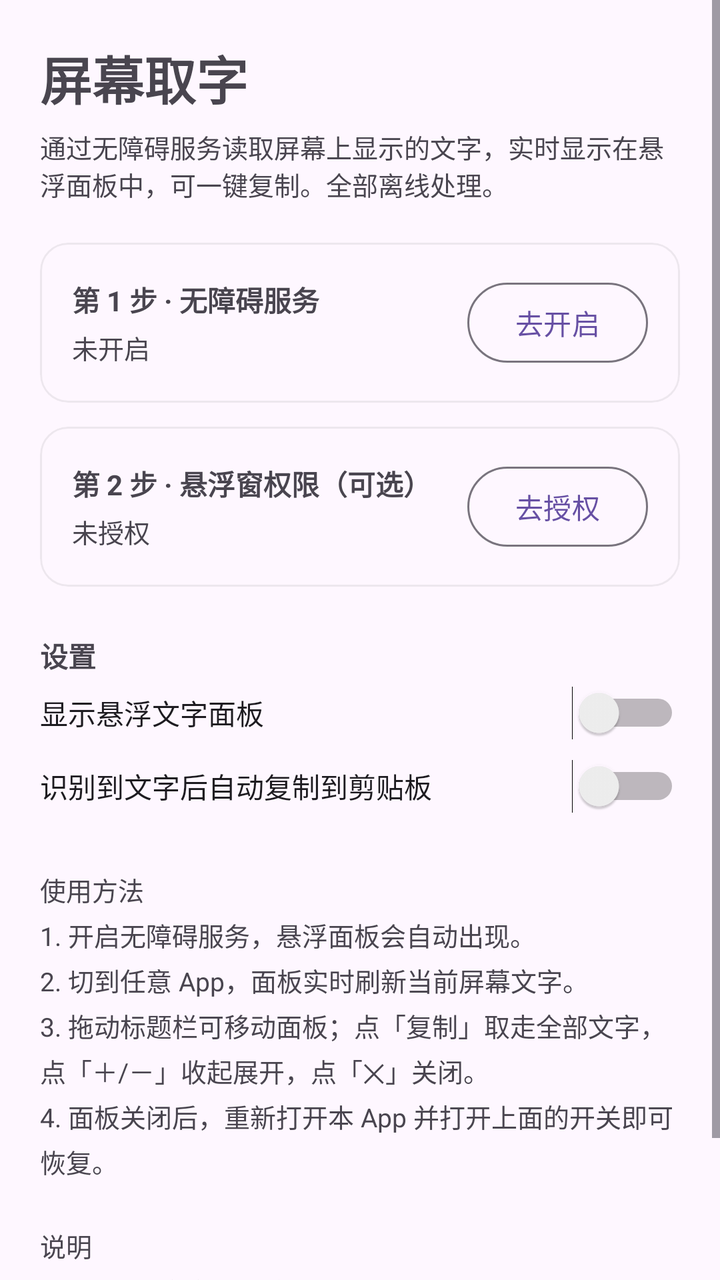
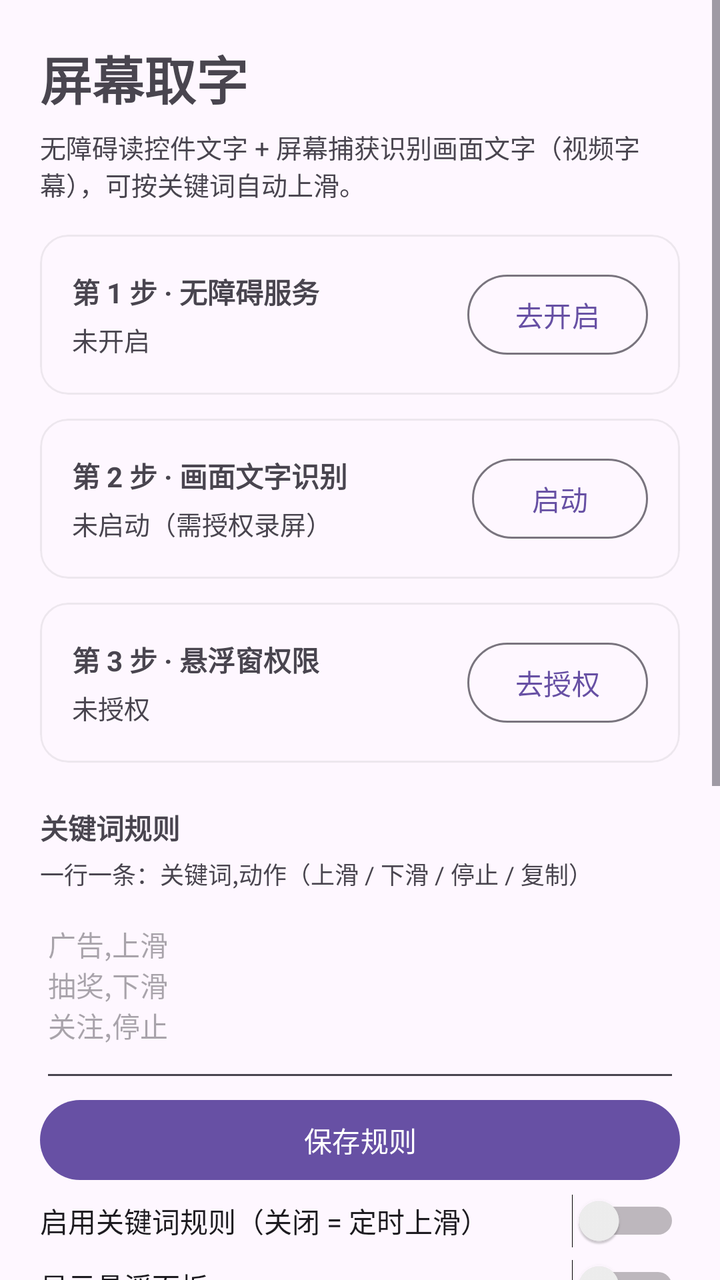

The first picture is an Android layout as it rendered before a commit; the second is the same layout after the commit. The layout source and the unified diff follow.
<!-- AndroidManifest.xml: application theme Theme.ScreenRead -->
<!-- res/layout/activity_main.xml -->
<?xml version="1.0" encoding="utf-8"?>
<ScrollView xmlns:android="http://schemas.android.com/apk/res/android"
    xmlns:app="http://schemas.android.com/apk/res-auto"
    android:layout_width="match_parent"
    android:layout_height="match_parent"
    android:fillViewport="true">

    <LinearLayout
        android:layout_width="match_parent"
        android:layout_height="wrap_content"
        android:orientation="vertical"
        android:padding="20dp">

        <TextView
            android:layout_width="wrap_content"
            android:layout_height="wrap_content"
            android:text="屏幕取字"
            android:textSize="26sp"
            android:textStyle="bold" />

        <TextView
            android:layout_width="match_parent"
            android:layout_height="wrap_content"
            android:layout_marginTop="6dp"
            android:text="通过无障碍服务读取屏幕上显示的文字，实时显示在悬浮面板中，可一键复制。全部离线处理。"
            android:textSize="13sp" />

        <com.google.android.material.card.MaterialCardView
            android:layout_width="match_parent"
            android:layout_height="wrap_content"
            android:layout_marginTop="20dp"
            app:cardCornerRadius="14dp"
            app:cardElevation="0dp"
            app:strokeWidth="1dp"
            app:strokeColor="#22808080">

            <LinearLayout
                android:layout_width="match_parent"
                android:layout_height="wrap_content"
                android:gravity="center_vertical"
                android:orientation="horizontal"
                android:padding="16dp">

                <LinearLayout
                    android:layout_width="0dp"
                    android:layout_height="wrap_content"
                    android:layout_weight="1"
                    android:orientation="vertical">

                    <TextView
                        android:layout_width="wrap_content"
                        android:layout_height="wrap_content"
                        android:text="第 1 步 · 无障碍服务"
                        android:textStyle="bold" />

                    <TextView
                        android:id="@+id/statusA11y"
                        android:layout_width="wrap_content"
                        android:layout_height="wrap_content"
                        android:layout_marginTop="4dp"
                        android:text="未开启"
                        android:textSize="13sp" />
                </LinearLayout>

                <Button
                    android:id="@+id/btnA11y"
                    style="?attr/materialButtonOutlinedStyle"
                    android:layout_width="wrap_content"
                    android:layout_height="wrap_content"
                    android:text="去开启" />
            </LinearLayout>
        </com.google.android.material.card.MaterialCardView>

        <com.google.android.material.card.MaterialCardView
            android:layout_width="match_parent"
            android:layout_height="wrap_content"
            android:layout_marginTop="12dp"
            app:cardCornerRadius="14dp"
            app:cardElevation="0dp"
            app:strokeWidth="1dp"
            app:strokeColor="#22808080">

            <LinearLayout
                android:layout_width="match_parent"
                android:layout_height="wrap_content"
                android:gravity="center_vertical"
                android:orientation="horizontal"
                android:padding="16dp">

                <LinearLayout
                    android:layout_width="0dp"
                    android:layout_height="wrap_content"
                    android:layout_weight="1"
                    android:orientation="vertical">

                    <TextView
                        android:layout_width="wrap_content"
                        android:layout_height="wrap_content"
                        android:text="第 2 步 · 悬浮窗权限（可选）"
                        android:textStyle="bold" />

                    <TextView
                        android:id="@+id/statusOverlay"
                        android:layout_width="wrap_content"
                        android:layout_height="wrap_content"
                        android:layout_marginTop="4dp"
                        android:text="未授权"
                        android:textSize="13sp" />
                </LinearLayout>

                <Button
                    android:id="@+id/btnOverlay"
                    style="?attr/materialButtonOutlinedStyle"
                    android:layout_width="wrap_content"
                    android:layout_height="wrap_content"
                    android:text="去授权" />
            </LinearLayout>
        </com.google.android.material.card.MaterialCardView>

        <TextView
            android:layout_width="wrap_content"
            android:layout_height="wrap_content"
            android:layout_marginTop="24dp"
            android:text="设置"
            android:textStyle="bold" />

        <Switch
            android:id="@+id/swPanel"
            android:layout_width="match_parent"
            android:layout_height="wrap_content"
            android:paddingTop="8dp"
            android:paddingBottom="8dp"
            android:text="显示悬浮文字面板" />

        <Switch
            android:id="@+id/swAutoCopy"
            android:layout_width="match_parent"
            android:layout_height="wrap_content"
            android:paddingTop="8dp"
            android:paddingBottom="8dp"
            android:text="识别到文字后自动复制到剪贴板" />

        <TextView
            android:layout_width="match_parent"
            android:layout_height="wrap_content"
            android:layout_marginTop="24dp"
            android:lineSpacingExtra="4dp"
            android:text="使用方法&#10;1. 开启无障碍服务，悬浮面板会自动出现。&#10;2. 切到任意 App，面板实时刷新当前屏幕文字。&#10;3. 拖动标题栏可移动面板；点「复制」取走全部文字，点「＋/－」收起展开，点「✕」关闭。&#10;4. 面板关闭后，重新打开本 App 并打开上面的开关即可恢复。&#10;&#10;说明&#10;• 只读取有文字属性的控件，不改动任何数据，不联网。&#10;• 部分自绘界面（部分聊天列表、短视频、游戏）没有文字节点，读不到属于正常现象。"
            android:textSize="13sp" />
    </LinearLayout>
</ScrollView>
<!-- resources referenced by this layout -->
<resources>
  <style name="Theme.ScreenRead" parent="Theme.Material3.DayNight.NoActionBar" />
</resources>

<!-- the commit's change to res/layout/activity_main.xml (unified diff, before → after) -->
@@ -22,13 +22,13 @@
             android:layout_width="match_parent"
             android:layout_height="wrap_content"
             android:layout_marginTop="6dp"
-            android:text="通过无障碍服务读取屏幕上显示的文字，实时显示在悬浮面板中，可一键复制。全部离线处理。"
+            android:text="无障碍读控件文字 + 屏幕捕获识别画面文字（视频字幕），可按关键词自动上滑。"
             android:textSize="13sp" />
 
         <com.google.android.material.card.MaterialCardView
             android:layout_width="match_parent"
             android:layout_height="wrap_content"
-            android:layout_marginTop="20dp"
+            android:layout_marginTop="16dp"
             app:cardCornerRadius="14dp"
             app:cardElevation="0dp"
             app:strokeWidth="1dp"
@@ -96,7 +96,53 @@
                     <TextView
                         android:layout_width="wrap_content"
                         android:layout_height="wrap_content"
-                        android:text="第 2 步 · 悬浮窗权限（可选）"
+                        android:text="第 2 步 · 画面文字识别"
+                        android:textStyle="bold" />
+
+                    <TextView
+                        android:id="@+id/statusOcr"
+                        android:layout_width="wrap_content"
+                        android:layout_height="wrap_content"
+                        android:layout_marginTop="4dp"
+                        android:text="未启动（需授权录屏）"
+                        android:textSize="13sp" />
+                </LinearLayout>
+
+                <Button
+                    android:id="@+id/btnOcr"
+                    style="?attr/materialButtonOutlinedStyle"
+                    android:layout_width="wrap_content"
+                    android:layout_height="wrap_content"
+                    android:text="启动" />
+            </LinearLayout>
+        </com.google.android.material.card.MaterialCardView>
+
+        <com.google.android.material.card.MaterialCardView
+            android:layout_width="match_parent"
+            android:layout_height="wrap_content"
+            android:layout_marginTop="12dp"
+            app:cardCornerRadius="14dp"
+            app:cardElevation="0dp"
+            app:strokeWidth="1dp"
+            app:strokeColor="#22808080">
+
+            <LinearLayout
+                android:layout_width="match_parent"
+                android:layout_height="wrap_content"
+                android:gravity="center_vertical"
+                android:orientation="horizontal"
+                android:padding="16dp">
+
+                <LinearLayout
+                    android:layout_width="0dp"
+                    android:layout_height="wrap_content"
+                    android:layout_weight="1"
+                    android:orientation="vertical">
+
+                    <TextView
+                        android:layout_width="wrap_content"
+                        android:layout_height="wrap_content"
+                        android:text="第 3 步 · 悬浮窗权限"
                         android:textStyle="bold" />
 
                     <TextView
@@ -120,32 +166,64 @@
         <TextView
             android:layout_width="wrap_content"
             android:layout_height="wrap_content"
-            android:layout_marginTop="24dp"
-            android:text="设置"
+            android:layout_marginTop="22dp"
+            android:text="关键词规则"
             android:textStyle="bold" />
+
+        <TextView
+            android:layout_width="match_parent"
+            android:layout_height="wrap_content"
+            android:layout_marginTop="4dp"
+            android:text="一行一条：关键词,动作（上滑 / 下滑 / 停止 / 复制）"
+            android:textSize="12sp" />
+
+        <EditText
+            android:id="@+id/etRules"
+            android:layout_width="match_parent"
+            android:layout_height="wrap_content"
+            android:layout_marginTop="6dp"
+            android:gravity="top|start"
+            android:hint="广告,上滑&#10;抽奖,下滑&#10;关注,停止"
+            android:inputType="textMultiLine"
+            android:minLines="4"
+            android:textSize="14sp" />
+
+        <Button
+            android:id="@+id/btnSaveKw"
+            android:layout_width="match_parent"
+            android:layout_height="wrap_content"
+            android:text="保存规则" />
+
+        <Switch
+            android:id="@+id/swRules"
+            android:layout_width="match_parent"
+            android:layout_height="wrap_content"
+            android:paddingTop="6dp"
+            android:paddingBottom="6dp"
+            android:text="启用关键词规则（关闭 = 定时上滑）" />
 
         <Switch
             android:id="@+id/swPanel"
             android:layout_width="match_parent"
             android:layout_height="wrap_content"
-            android:paddingTop="8dp"
-            android:paddingBottom="8dp"
-            android:text="显示悬浮文字面板" />
+            android:paddingTop="6dp"
+            android:paddingBottom="6dp"
+            android:text="显示悬浮面板" />
 
         <Switch
             android:id="@+id/swAutoCopy"
             android:layout_width="match_parent"
             android:layout_height="wrap_content"
-            android:paddingTop="8dp"
-            android:paddingBottom="8dp"
-            android:text="识别到文字后自动复制到剪贴板" />
-
-        <TextView
-            android:layout_width="match_parent"
-            android:layout_height="wrap_content"
-            android:layout_marginTop="24dp"
+            android:paddingTop="6dp"
+            android:paddingBottom="6dp"
+            android:text="识别到文字后自动复制" />
+
+        <TextView
+            android:layout_width="match_parent"
+            android:layout_height="wrap_content"
+            android:layout_marginTop="20dp"
             android:lineSpacingExtra="4dp"
-            android:text="使用方法&#10;1. 开启无障碍服务，悬浮面板会自动出现。&#10;2. 切到任意 App，面板实时刷新当前屏幕文字。&#10;3. 拖动标题栏可移动面板；点「复制」取走全部文字，点「＋/－」收起展开，点「✕」关闭。&#10;4. 面板关闭后，重新打开本 App 并打开上面的开关即可恢复。&#10;&#10;说明&#10;• 只读取有文字属性的控件，不改动任何数据，不联网。&#10;• 部分自绘界面（部分聊天列表、短视频、游戏）没有文字节点，读不到属于正常现象。"
+            android:text="使用步骤&#10;1. 开无障碍服务 → 2. 点「启动」并允许录屏 → 3. 给悬浮窗权限。&#10;4. 打开哔哩哔哩竖屏视频，面板出现【画面文字】。&#10;5. 点面板「自动」：开规则时只在命中关键词时滑动；关规则则按间隔上滑。&#10;&#10;说明&#10;• 画面文字靠 OCR（约 0.65 秒一帧），只认画面上可见的字，认不了语音。&#10;• 面板区域会被自动涂黑，不会把自己认进去。&#10;• 同一规则 2.5 秒内只触发一次。&#10;• 高频滑动可能触发平台风控，建议间隔 ≥3 秒、仅自用。"
             android:textSize="13sp" />
     </LinearLayout>
 </ScrollView>
